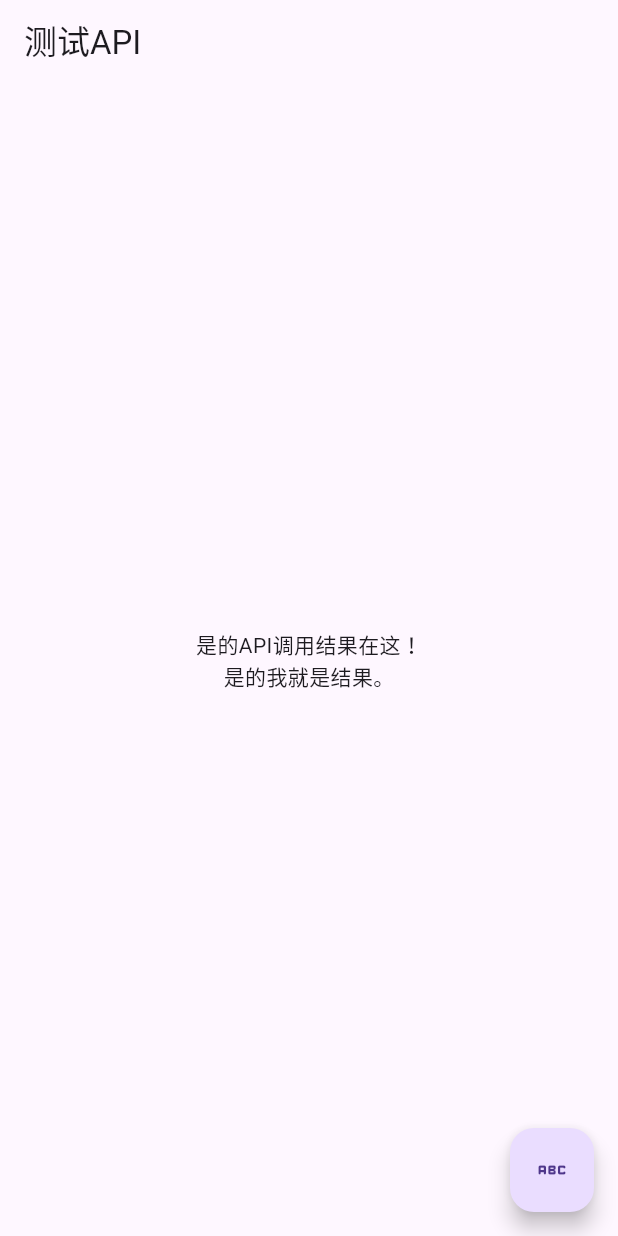
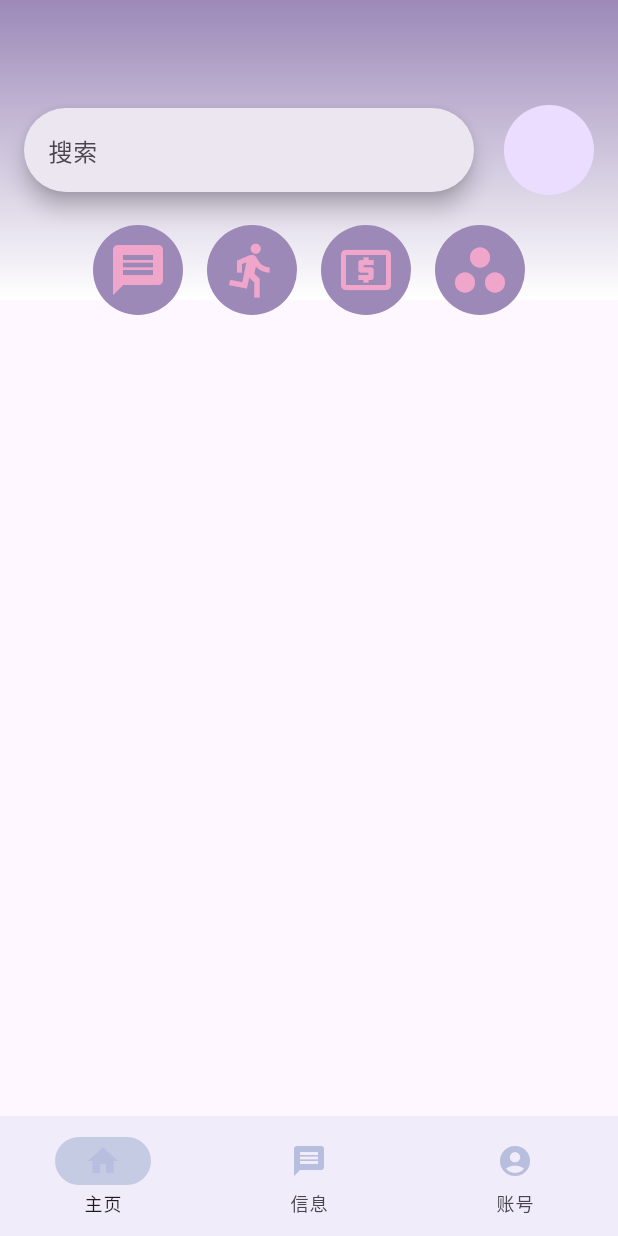
Before and after one commit to BLACKSHARKPLAYBT/STIEI_Tool, a Flutter app: the screen it shows after launch, on a phone screen of 412 x 824 dp. Run offline on Flutter 3.47's test engine with Material 3 defaults, Android fonts, the phone set to English and light mode, and no system bars.

Commit message:
软件ui制作中。

```diff
--- a/lib/main.dart
+++ b/lib/main.dart
@@ -1,57 +1,111 @@
 import 'package:flutter/material.dart';
 import 'package:http/http.dart' as http;
 
-main(){
-  runApp(APP());
+void main() {
+  runApp(Home());
 }
 
-class APP extends StatelessWidget{
+class Home extends StatelessWidget {
+  const Home({super.key});
+
   @override
-  Widget build(BuildContext context){
-    return const MaterialApp(
-      home: FirstAPP(),
+  Widget build(BuildContext context) {
+    sch(){
+      var a = 1;
+    }
+
+    return MaterialApp(
+      home: Scaffold(
+    body: Stack(
+      children: [
+        Container(
+          height: 200,
+          width: 500,
+          decoration: BoxDecoration(
+            gradient:  LinearGradient(
+              colors: [Color(0xFF9C89B8), Color(0xFFFFFFFF)],
+              begin: Alignment.topCenter,
+              end: Alignment.bottomCenter,
+            )
+          ),
+          child: Row(
+            mainAxisAlignment: MainAxisAlignment.center,
+            children: [
+              SizedBox(
+                width: 300,
+                child: SearchBar(
+                  hintText: '搜索',
+                  onChanged: (value) => print(value),
+                )
+              ),
+          Padding(
+            padding: EdgeInsets.all(10.0),
+          )
+          ,CircleAvatar(
+                radius: 30,
+              )
+            ]
+          ),
+        ),
+        Container(
+          margin: EdgeInsets.only(top: 150),
+            child: Row(
+              mainAxisAlignment: MainAxisAlignment.center,
+              children: [
+                CircleAvatar(
+                  backgroundColor: const Color(0xff9C89B8),
+                  radius: 30,
+                  child: IconButton(
+                    onPressed: sch(),
+                    icon: const Icon(Icons.message, color: Color(0xFFF0A6CA)),
+                    iconSize: 40,
+                  ),
+                ),
+                const SizedBox(width: 16.0),
+                CircleAvatar(
+                  backgroundColor: const Color(0xff9C89B8),
+                  radius: 30,
+                  child: IconButton(
+                    onPressed: sch(),
+                    icon: const Icon(Icons.directions_run,color: Color(0xFFF0A6CA)),
+                    iconSize: 40,
+                  ),
+                ),
+                const SizedBox(width: 16.0),
+                CircleAvatar(
+                  backgroundColor: const Color(0xff9C89B8),
+                  radius: 30,
+                  child: IconButton(
+                    onPressed: sch(),
+                    icon: const Icon(Icons.local_atm,color: Color(0xFFF0A6CA)),
+                    iconSize: 40,
+                  ),
+                ),
+                const SizedBox(width: 16.0),
+                CircleAvatar(
+                  backgroundColor: const Color(0xff9C89B8),
+                  radius: 30,
+                  child: IconButton(
+                    onPressed: sch(),
+                    icon: const Icon(Icons.workspaces,color: Color(0xFFF0A6CA)),
+                    iconSize: 40,
+                  ),
+                ),
+              ],
+            )
+          ),
+
+      ]
+    ),
+    bottomNavigationBar: NavigationBar(destinations: [
+        NavigationDestination(icon: Icon(Icons.home,color: Color(0xFFB8BEDD),), label: '主页'),
+        NavigationDestination(icon: Icon(Icons.message,color: Color(0xFFB8BEDD),), label: '信息'),
+        NavigationDestination(icon: Icon(Icons.account_circle,color: Color(0xFFB8BEDD),), label: '账号'),
+          ],
+        backgroundColor: Color(0x30B8BEDD),
+        indicatorColor: Color(0xFFc6cbe4),
+    )
+    )
     );
   }
 }
-
-
-class FirstAPP extends StatefulWidget{
-  const FirstAPP({super.key});
-
-  @override
-  State<FirstAPP> createState()=>_start();
-}
-
-class _start extends State<FirstAPP> {
-  String msg = '是的我就是结果。';
-  Future <void> _click() async {
-    Future <http.Response> fetchAlbum() async {
-      var a;
-      a = await http.get(Uri.parse('https://img.textline.top/random'));
-      return a;
-    }
-    var response = await fetchAlbum();
-    setState((){
-      msg = response.body;
-    });
-  }
-
-  @override
-  Widget build(BuildContext context) {
-    return Scaffold(
-      appBar: AppBar(
-          title: Text('测试API')
-      ),
-      body: Center(
-        child: Column(
-          mainAxisAlignment: MainAxisAlignment.center,
-          children: [
-            Text('是的API调用结果在这！'),
-            Text(msg)
-          ],
-        ),
-      ),
-      floatingActionButton: FloatingActionButton(onPressed: _click,child: Icon(Icons.abc_rounded),),
-    );
-  }
-}
```
Also changed, not shown: assets/icon/icon.png, 16 other files.
